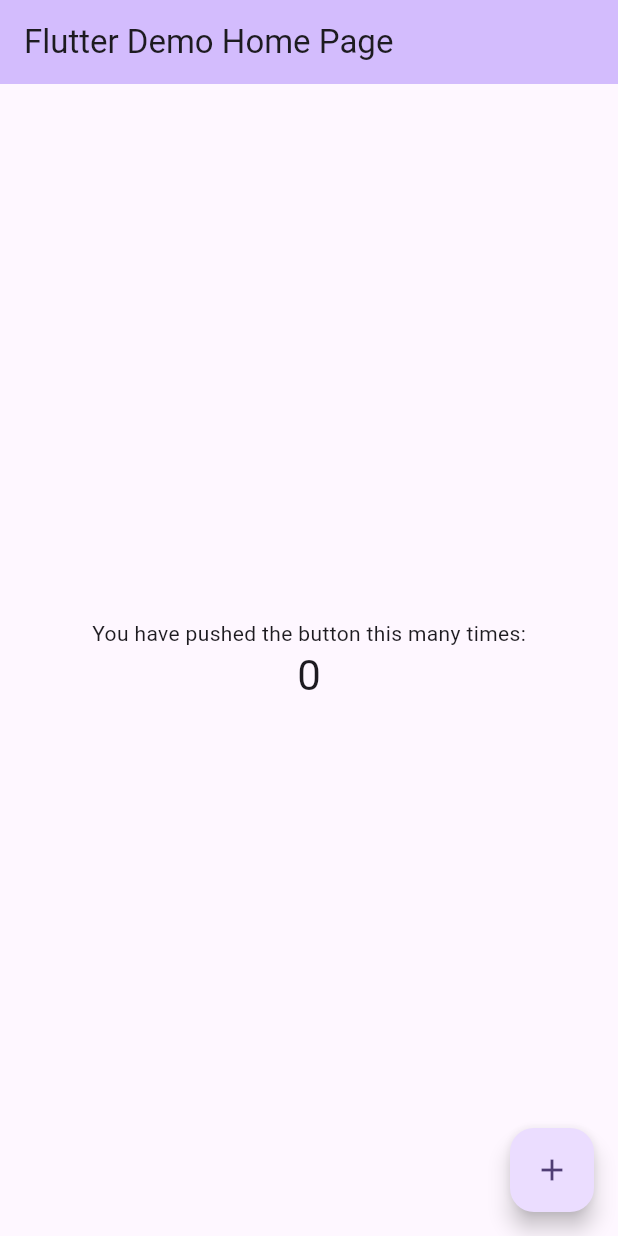
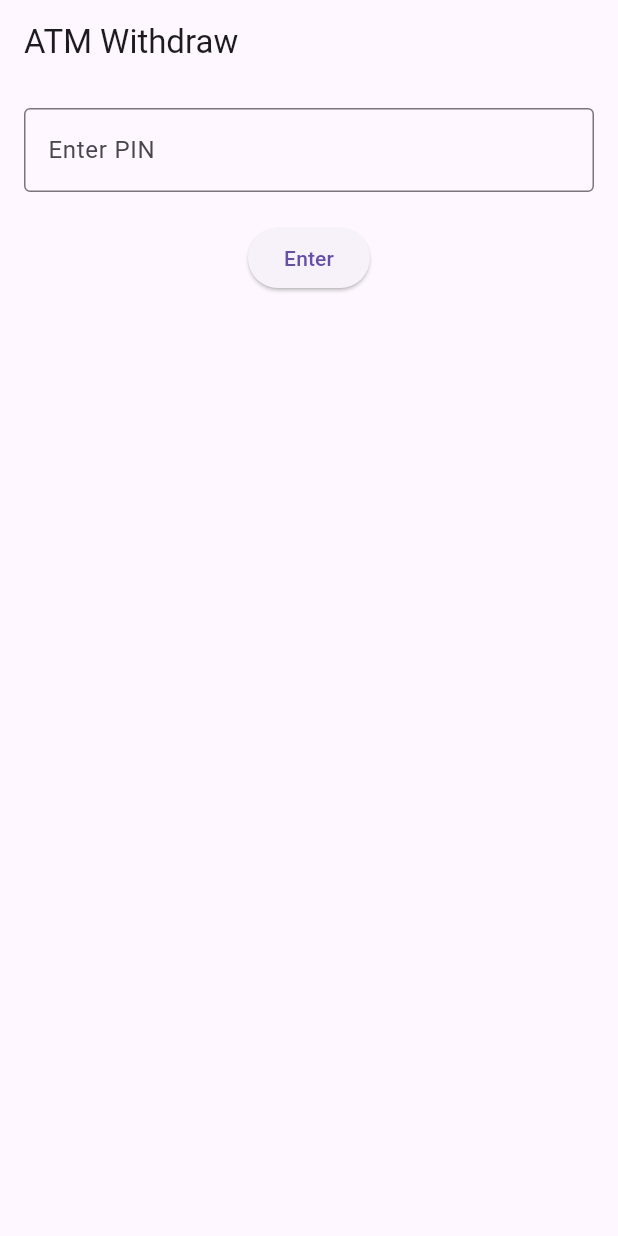
Before and after one commit to ciit-thedannified/cs319_dart_playground, a Flutter app: the screen it shows after launch, on a phone screen of 412 x 824 dp. Run offline on Flutter 3.47's test engine with Material 3 defaults, Android fonts, the phone set to English and light mode, and no system bars.

Commit message:
Withdraw Cash feature
sample pin is "1234"

```diff
--- a/lib/main.dart
+++ b/lib/main.dart
@@ -1,125 +1,142 @@
 import 'package:flutter/material.dart';
+import 'dart:io';  // For exiting the app
 
-void main() {
-  runApp(const MyApp());
-}
+void main() => runApp(ATMApp());
 
-class MyApp extends StatelessWidget {
-  const MyApp({super.key});
-
-  // This widget is the root of your application.
+class ATMApp extends StatelessWidget {
   @override
   Widget build(BuildContext context) {
     return MaterialApp(
-      title: 'Flutter Demo',
-      theme: ThemeData(
-        // This is the theme of your application.
-        //
-        // TRY THIS: Try running your application with "flutter run". You'll see
-        // the application has a purple toolbar. Then, without quitting the app,
-        // try changing the seedColor in the colorScheme below to Colors.green
-        // and then invoke "hot reload" (save your changes or press the "hot
-        // reload" button in a Flutter-supported IDE, or press "r" if you used
-        // the command line to start the app).
-        //
-        // Notice that the counter didn't reset back to zero; the application
-        // state is not lost during the reload. To reset the state, use hot
-        // restart instead.
-        //
-        // This works for code too, not just values: Most code changes can be
-        // tested with just a hot reload.
-        colorScheme: ColorScheme.fromSeed(seedColor: Colors.deepPurple),
-        useMaterial3: true,
-      ),
-      home: const MyHomePage(title: 'Flutter Demo Home Page'),
+      home: WithdrawScreen(),
     );
   }
 }
 
-class MyHomePage extends StatefulWidget {
-  const MyHomePage({super.key, required this.title});
-
-  // This widget is the home page of your application. It is stateful, meaning
-  // that it has a State object (defined below) that contains fields that affect
-  // how it looks.
-
-  // This class is the configuration for the state. It holds the values (in this
-  // case the title) provided by the parent (in this case the App widget) and
-  // used by the build method of the State. Fields in a Widget subclass are
-  // always marked "final".
-
-  final String title;
-
+class WithdrawScreen extends StatefulWidget {
   @override
-  State<MyHomePage> createState() => _MyHomePageState();
+  _WithdrawScreenState createState() => _WithdrawScreenState();
 }
 
-class _MyHomePageState extends State<MyHomePage> {
-  int _counter = 0;
+class _WithdrawScreenState extends State<WithdrawScreen> {
+  final TextEditingController _pinController = TextEditingController();
+  final TextEditingController _amountController = TextEditingController();
+  int _failedAttempts = 0;
+  final String _correctPin = "1234"; // Example correct pin
+  bool _isPinCorrect = false; // Track if PIN is correct
+  double _balance = 1000; // Example starting balance
 
-  void _incrementCounter() {
-    setState(() {
-      // This call to setState tells the Flutter framework that something has
-      // changed in this State, which causes it to rerun the build method below
-      // so that the display can reflect the updated values. If we changed
-      // _counter without calling setState(), then the build method would not be
-      // called again, and so nothing would appear to happen.
-      _counter++;
-    });
+  void _checkPin() {
+    if (_pinController.text == _correctPin) {
+      // PIN is correct, show the "Withdraw Cash" section
+      setState(() {
+        _isPinCorrect = true;
+      });
+      ScaffoldMessenger.of(context).showSnackBar(
+        SnackBar(content: Text('Pin Correct. Proceeding to withdraw...'))
+      );
+    } else {
+      // Increment failed attempts and show error
+      _failedAttempts++;
+      if (_failedAttempts >= 3) {
+        exit(0); // Exit the app after 3 failed attempts
+      } else {
+        ScaffoldMessenger.of(context).showSnackBar(
+          SnackBar(content: Text('Wrong Pin. ${3 - _failedAttempts} attempts left'))
+        );
+      }
+    }
+    _pinController.clear(); // Clear input after each attempt
+  }
+
+  void _withdrawCash() {
+    double amount = double.tryParse(_amountController.text) ?? 0;
+    if (amount <= 0) {
+      ScaffoldMessenger.of(context).showSnackBar(
+        SnackBar(content: Text('Please enter a valid amount'))
+      );
+      return;
+    }
+
+    if (_balance >= amount) {
+      // Withdraw Cash
+      setState(() {
+        _balance -= amount;
+      });
+      ScaffoldMessenger.of(context).showSnackBar(
+        SnackBar(content: Text('Successfully withdrew \$$amount. Remaining balance: \$$_balance')),
+      );
+      _amountController.clear(); // Amount to clear after withdrawal
+    } else {
+      // Insufficient balance
+      ScaffoldMessenger.of(context).showSnackBar(
+        SnackBar(content: Text('Insufficient balance to withdraw \$${amount}. Your balance is \$$_balance.')),
+      );
+    }
   }
 
   @override
   Widget build(BuildContext context) {
-    // This method is rerun every time setState is called, for instance as done
-    // by the _incrementCounter method above.
-    //
-    // The Flutter framework has been optimized to make rerunning build methods
-    // fast, so that you can just rebuild anything that needs updating rather
-    // than having to individually change instances of widgets.
     return Scaffold(
-      appBar: AppBar(
-        // TRY THIS: Try changing the color here to a specific color (to
-        // Colors.amber, perhaps?) and trigger a hot reload to see the AppBar
-        // change color while the other colors stay the same.
-        backgroundColor: Theme.of(context).colorScheme.inversePrimary,
-        // Here we take the value from the MyHomePage object that was created by
-        // the App.build method, and use it to set our appbar title.
-        title: Text(widget.title),
-      ),
-      body: Center(
-        // Center is a layout widget. It takes a single child and positions it
-        // in the middle of the parent.
+      appBar: AppBar(title: Text('ATM Withdraw')),
+      body: Padding(
+        padding: const EdgeInsets.all(16.0),
         child: Column(
-          // Column is also a layout widget. It takes a list of children and
-          // arranges them vertically. By default, it sizes itself to fit its
-          // children horizontally, and tries to be as tall as its parent.
-          //
-          // Column has various properties to control how it sizes itself and
-          // how it positions its children. Here we use mainAxisAlignment to
-          // center the children vertically; the main axis here is the vertical
-          // axis because Columns are vertical (the cross axis would be
-          // horizontal).
-          //
-          // TRY THIS: Invoke "debug painting" (choose the "Toggle Debug Paint"
-          // action in the IDE, or press "p" in the console), to see the
-          // wireframe for each widget.
-          mainAxisAlignment: MainAxisAlignment.center,
-          children: <Widget>[
-            const Text(
-              'You have pushed the button this many times:',
-            ),
-            Text(
-              '$_counter',
-              style: Theme.of(context).textTheme.headlineMedium,
-            ),
+          children: [
+            // Enter PIN Section
+            if (!_isPinCorrect)
+              Column(
+                children: [
+                  TextField(
+                    controller: _pinController,
+                    obscureText: true,
+                    decoration: InputDecoration(
+                      labelText: 'Enter PIN',
+                      border: OutlineInputBorder(),
+                    ),
+                    keyboardType: TextInputType.number,
+                  ),
+                  SizedBox(height: 20),
+                  ElevatedButton(
+                    onPressed: _checkPin,
+                    child: Text('Enter'),
+                  ),
+                ],
+              ),
+
+            // Withdraw Cash Section (shown only after correct PIN entry)
+            if (_isPinCorrect)
+              Card(
+                elevation: 5,
+                child: Padding(
+                  padding: const EdgeInsets.all(16.0),
+                  child: Column(
+                    children: [
+                      Text('Withdraw Cash', style: TextStyle(fontSize: 24, fontWeight: FontWeight.bold)),
+                      SizedBox(height: 20),
+                      Text('Enter the amount you wish to withdraw'),
+                      SizedBox(height: 10),
+                      TextField(
+                        controller: _amountController,
+                        decoration: InputDecoration(
+                          labelText: 'Amount',
+                          border: OutlineInputBorder(),
+                        ),
+                        keyboardType: TextInputType.number,
+                      ),
+                      SizedBox(height: 20),
+                      ElevatedButton(
+                        onPressed: _withdrawCash,
+                        child: Text('Withdraw'),
+                      ),
+                      SizedBox(height: 20),
+                      Text('Current Balance: \$$_balance', style: TextStyle(fontSize: 18)),
+                    ],
+                  ),
+                ),
+              ),
           ],
         ),
       ),
-      floatingActionButton: FloatingActionButton(
-        onPressed: _incrementCounter,
-        tooltip: 'Increment',
-        child: const Icon(Icons.add),
-      ), // This trailing comma makes auto-formatting nicer for build methods.
     );
   }
 }
```
Also changed, not shown: lib/register.dart (deleted, +0 -158 lines), lib/signin.dart (deleted, +0 -106 lines).
